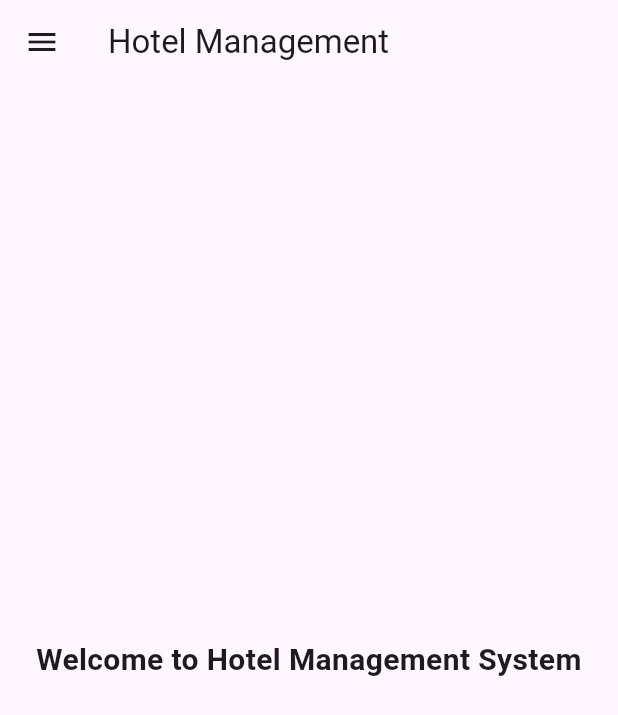
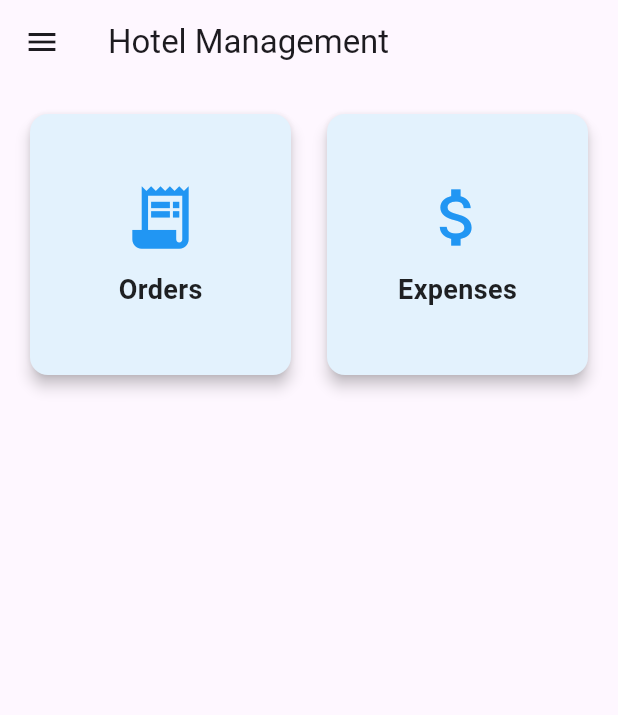
Before and after one commit to Jithin-janardhanan/Restaurant-expense-tracker, a Flutter app: the screen it shows after launch, on a phone screen of 412 x 824 dp. Shown: the top 715 px of the screen. Run offline on Flutter 3.47's test engine with Material 3 defaults, Android fonts, the light colour scheme and no system bars; our stand-ins replace cloud_firestore, firebase_core; accounts and stored records are empty.

Commit message:
started working on expenses

```diff
--- /dev/null
+++ b/lib/View/expenses.dart
@@ -0,0 +1,15 @@
+import 'package:flutter/material.dart';
+
+class ExpensesView extends StatelessWidget {
+  const ExpensesView({super.key});
+
+  @override
+  Widget build(BuildContext context) {
+    return Scaffold(
+      appBar: AppBar(title: const Text('Expenses')),
+      body: const Center(
+        child: Text('Expenses details will appear here.'),
+      ),
+    );
+  }
+}
--- a/lib/View/homepage.dart
+++ b/lib/View/homepage.dart
@@ -1,21 +1,35 @@
 import 'package:flutter/material.dart';
+import 'package:hotelexpenses/View/expenses.dart';
 import 'package:hotelexpenses/View/order_view.dart';
 import 'package:hotelexpenses/View/product_view.dart';
 import 'package:hotelexpenses/View/waiter_view.dart';
-
 
 class HomePage extends StatelessWidget {
   const HomePage({super.key});
 
   @override
   Widget build(BuildContext context) {
+    // These are the grid items shown on the home page
+    final List<Map<String, dynamic>> homeTiles = [
+      {
+        'title': 'Orders',
+        'icon': Icons.receipt_long,
+        'page': const OrderPage(),
+      },
+      {
+        'title': 'Expenses',
+        'icon': Icons.attach_money,
+        'page': const ExpensesView(),
+      },
+    ];
+
     return Scaffold(
-      appBar: AppBar(title: Text('Hotel Management')),
+      appBar: AppBar(title: const Text('Hotel Management')),
       drawer: Drawer(
         child: ListView(
           padding: EdgeInsets.zero,
           children: [
-            DrawerHeader(
+            const DrawerHeader(
               decoration: BoxDecoration(color: Colors.blue),
               child: Column(
                 crossAxisAlignment: CrossAxisAlignment.start,
@@ -30,46 +44,74 @@ class HomePage extends StatelessWidget {
               ),
             ),
             ListTile(
-              leading: Icon(Icons.person),
-              title: Text('Waiters'),
+              leading: const Icon(Icons.person),
+              title: const Text('Waiters'),
               onTap: () {
-                Navigator.pop(context); // close drawer
+                Navigator.pop(context);
                 Navigator.push(
                   context,
-                  MaterialPageRoute(builder: (context) => WaiterScreen()),
+                  MaterialPageRoute(builder: (context) => const WaiterScreen()),
                 );
               },
             ),
             ListTile(
-              leading: Icon(Icons.shopping_cart),
-              title: Text('Products'),
+              leading: const Icon(Icons.shopping_cart),
+              title: const Text('Products'),
               onTap: () {
                 Navigator.pop(context);
                 Navigator.push(
                   context,
-                  MaterialPageRoute(builder: (context) => ProductScreen()),
-                );
-              },
-            ),
-            ListTile(
-              leading: Icon(Icons.receipt_long),
-              title: Text('Orders'),
-              onTap: () {
-                Navigator.pop(context);
-                Navigator.push(
-                  context,
-                  MaterialPageRoute(builder: (context) => OrderPage()),
+                  MaterialPageRoute(
+                    builder: (context) => const ProductScreen(),
+                  ),
                 );
               },
             ),
           ],
         ),
       ),
-      body: Center(
-        child: Text(
-          'Welcome to Hotel Management System',
-          style: TextStyle(fontSize: 20, fontWeight: FontWeight.bold),
-          textAlign: TextAlign.center,
+      body: Padding(
+        padding: const EdgeInsets.all(16.0),
+        child: GridView.builder(
+          itemCount: homeTiles.length,
+          gridDelegate: const SliverGridDelegateWithFixedCrossAxisCount(
+            crossAxisCount: 2, // two tiles per row
+            mainAxisSpacing: 16,
+            crossAxisSpacing: 16,
+          ),
+          itemBuilder: (context, index) {
+            final item = homeTiles[index];
+            return InkWell(
+              onTap: () {
+                Navigator.push(
+                  context,
+                  MaterialPageRoute(builder: (_) => item['page']),
+                );
+              },
+              child: Card(
+                elevation: 4,
+                shape: RoundedRectangleBorder(
+                  borderRadius: BorderRadius.circular(12),
+                ),
+                color: Colors.blue.shade50,
+                child: Column(
+                  mainAxisAlignment: MainAxisAlignment.center,
+                  children: [
+                    Icon(item['icon'], size: 50, color: Colors.blue),
+                    const SizedBox(height: 10),
+                    Text(
+                      item['title'],
+                      style: const TextStyle(
+                        fontSize: 18,
+                        fontWeight: FontWeight.bold,
+                        color: Colors.black87,
+                      ),
+                    ),
+                  ],
+                ),
+              ),
+            );
+          },
         ),
       ),
     );
--- a/lib/View/order_view.dart
+++ b/lib/View/order_view.dart
@@ -510,7 +510,7 @@ class _OrderPageState extends State<OrderPage> {
                           width: double.infinity,
                           child: ElevatedButton.icon(
                             icon: const Icon(Icons.save),
-                            label: const Text('Save Day Data'),
+                            label: const Text('Save Data'),
                             style: ElevatedButton.styleFrom(
                               padding: const EdgeInsets.all(16),
                               backgroundColor: Colors.blue,
--- a/lib/main.dart
+++ b/lib/main.dart
@@ -2,7 +2,6 @@ import 'package:flutter/material.dart';
 import 'package:firebase_core/firebase_core.dart';
 import 'package:hotelexpenses/View/homepage.dart';
 import 'firebase_options.dart'; // Generated by FlutterFire CLI
-
 
 // ----------- Main Page -----------
 void main() async {
@@ -17,6 +16,7 @@ class MyApp extends StatelessWidget {
   @override
   Widget build(BuildContext context) {
     return MaterialApp(
+      debugShowCheckedModeBanner: false,
       title: 'Hotel Expenses',
       theme: ThemeData(
         colorScheme: ColorScheme.fromSeed(seedColor: Colors.deepPurple),
```
Also changed, not shown: lib/View/preview_page.dart (+84 -14 lines), lib/controller/comission_controller.dart (+74 -11 lines).
